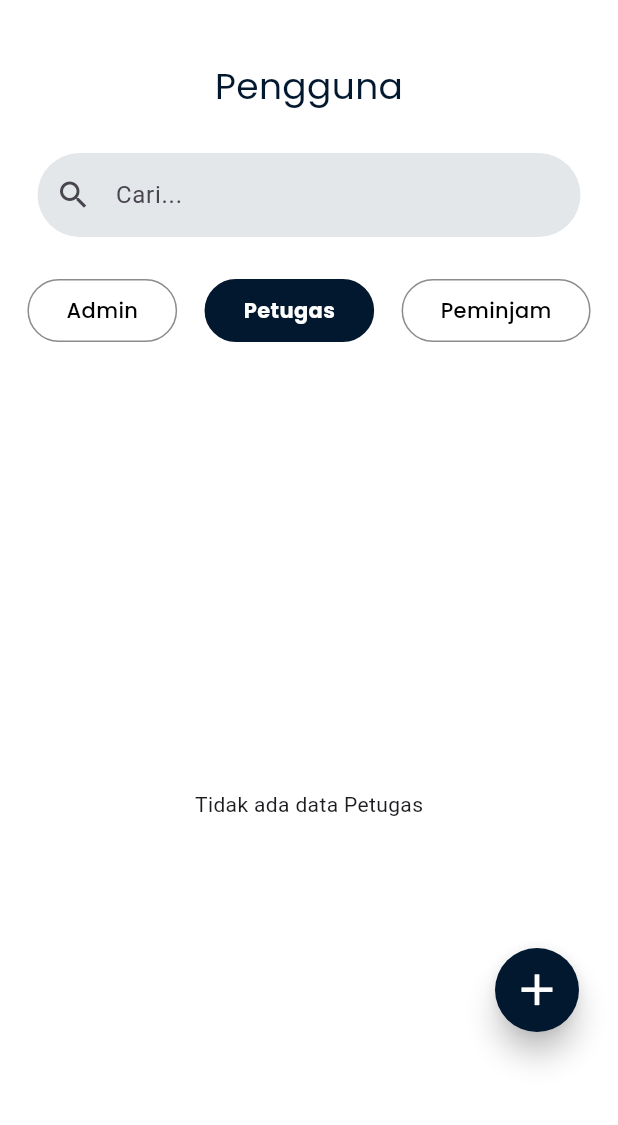
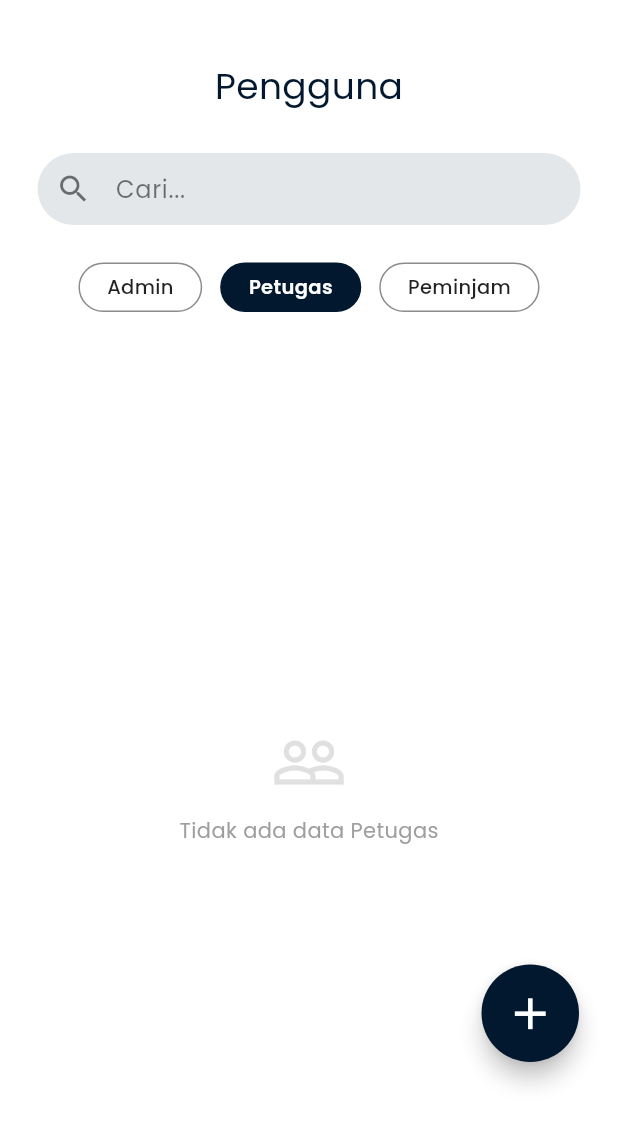
Before and after one commit to Adella0/LATIHAN_UKK, a Flutter app: the ListPenggunaScreen screen opened directly, on a phone screen of 412 x 824 dp. Shown: the top 1125 px of the screen. Run offline on Flutter 3.47's test engine with Material 3 defaults, Android fonts, the phone set to English and light mode, and no system bars; our stand-ins replace google_fonts, image_picker, supabase_flutter; accounts and stored records are empty.

Commit message:
update role admin

```diff
--- a/lib/features/admin/manage_user/List_pengguna.dart
+++ b/lib/features/admin/manage_user/List_pengguna.dart
@@ -2,6 +2,7 @@ import 'package:flutter/material.dart';
 import 'package:google_fonts/google_fonts.dart';
 import 'package:supabase_flutter/supabase_flutter.dart';
 import '../manage_user/tambah_pengguna.dart';
+import '../manage_user/Hapus_pengguna.dart';
 
 class ListPenggunaScreen extends StatefulWidget {
   const ListPenggunaScreen({super.key});
@@ -12,7 +13,7 @@ class ListPenggunaScreen extends StatefulWidget {
 
 class _ListPenggunaScreenState extends State<ListPenggunaScreen> {
   final supabase = Supabase.instance.client;
-  String selectedRole = "Petugas"; // Default filter seperti di gambar
+  String selectedRole = "Petugas"; // Default filter sesuai gambar
 
   @override
   Widget build(BuildContext context) {
@@ -22,13 +23,13 @@ class _ListPenggunaScreenState extends State<ListPenggunaScreen> {
         child: Column(
           children: [
             const SizedBox(height: 40),
-            // --- HEADER TENGAH ---
+            // --- HEADER ---
             Center(
               child: Text(
                 "Pengguna",
                 style: GoogleFonts.poppins(
                   fontSize: 24,
-                  fontWeight: FontWeight.w400, // Lebih tipis sesuai permintaan
+                  fontWeight: FontWeight.w400,
                   color: const Color(0xFF02182F),
                 ),
               ),
@@ -36,9 +37,9 @@ class _ListPenggunaScreenState extends State<ListPenggunaScreen> {
             const SizedBox(height: 28),
 
             _buildSearchBar(),
-            const SizedBox(height: 28),
+            const SizedBox(height: 25),
             _buildRoleFilter(),
-            const SizedBox(height: 20),
+            const SizedBox(height: 15),
 
             Expanded(child: _buildUserList()),
           ],
@@ -54,10 +55,15 @@ class _ListPenggunaScreenState extends State<ListPenggunaScreen> {
       child: TextField(
         decoration: InputDecoration(
           hintText: "Cari...",
-          prefixIcon: const Icon(Icons.search),
+          hintStyle: GoogleFonts.poppins(color: Colors.black54),
+          prefixIcon: const Icon(Icons.search, color: Colors.black54),
           filled: true,
           fillColor: const Color(0xFFC9D0D6).withOpacity(0.5),
-          border: OutlineInputBorder(borderRadius: BorderRadius.circular(30), borderSide: BorderSide.none),
+          contentPadding: const EdgeInsets.symmetric(vertical: 0),
+          border: OutlineInputBorder(
+            borderRadius: BorderRadius.circular(30),
+            borderSide: BorderSide.none
+          ),
         ),
       ),
     );
@@ -65,57 +71,79 @@ class _ListPenggunaScreenState extends State<ListPenggunaScreen> {
 
   Widget _buildRoleFilter() {
     List<String> roles = ["Admin", "Petugas", "Peminjam"];
-    return Row(
-      mainAxisAlignment: MainAxisAlignment.spaceEvenly,
+    return Padding(
+      padding: const EdgeInsets.symmetric(horizontal: 25),
+      child: Row(
+        mainAxisAlignment: MainAxisAlignment.center,
         children: roles.map((role) {
           bool isSelected = selectedRole == role;
           return GestureDetector(
             onTap: () => setState(() => selectedRole = role),
             child: Container(
-            padding: const EdgeInsets.symmetric(horizontal: 25, vertical: 10),
+              padding: const EdgeInsets.symmetric(horizontal: 18, vertical: 6),
+              margin: const EdgeInsets.symmetric(horizontal: 6),
               decoration: BoxDecoration(
                 color: isSelected ? const Color(0xFF02182F) : Colors.white,
-              borderRadius: BorderRadius.circular(25),
+                borderRadius: BorderRadius.circular(20),
                 border: Border.all(
                   color: isSelected ? const Color(0xFF02182F) : Colors.black45,
+                  width: 1,
                 ),
               ),
               child: Text(
                 role,
                 style: GoogleFonts.poppins(
-                color: isSelected ? Colors.white : Colors.black,
-                fontWeight: isSelected ? FontWeight.bold : FontWeight.w500,
-                fontSize: 14,
+                  color: isSelected ? Colors.white : Colors.black87,
+                  fontWeight: isSelected ? FontWeight.w600 : FontWeight.w500,
+                  fontSize: 13,
                 ),
               ),
             ),
           );
         }).toList(),
+      ),
     );
   }
 
   Widget _buildUserList() {
-    return StreamBuilder(
+    return StreamBuilder<List<Map<String, dynamic>>>(
       stream: supabase
           .from('users')
           .stream(primaryKey: ['id_user'])
           .order('nama'),
       builder: (context, snapshot) {
-        if (!snapshot.hasData) {
+        if (snapshot.connectionState == ConnectionState.waiting) {
           return const Center(child: CircularProgressIndicator());
         }
 
-        // Filter data berdasarkan role yang dipilih
-        final users = snapshot.data!.where((u) => u['role'] == selectedRole).toList();
+        if (snapshot.hasError) {
+          return Center(child: Text("Error: ${snapshot.error}"));
+        }
 
-        if (users.isEmpty) {
-          return Center(child: Text("Tidak ada data $selectedRole"));
+        final allUsers = snapshot.data ?? [];
+
+        final filteredUsers = allUsers.where((u) =>
+          (u['role'] ?? "").toString().toLowerCase() == selectedRole.toLowerCase()
+        ).toList();
+
+        if (filteredUsers.isEmpty) {
+          return Center(
+            child: Column(
+              mainAxisAlignment: MainAxisAlignment.center,
+              children: [
+                Icon(Icons.people_outline, size: 50, color: Colors.grey.shade300),
+                const SizedBox(height: 10),
+                Text("Tidak ada data $selectedRole",
+                  style: GoogleFonts.poppins(color: Colors.grey)),
+              ],
+            ),
+          );
         }
 
         return ListView.builder(
-          padding: const EdgeInsets.fromLTRB(30, 10, 30, 100),
-          itemCount: users.length,
-          itemBuilder: (context, index) => _buildUserCard(users[index]),
+          padding: const EdgeInsets.fromLTRB(25, 10, 25, 150),
+          itemCount: filteredUsers.length,
+          itemBuilder: (context, index) => _buildUserCard(filteredUsers[index]),
         );
       },
     );
@@ -123,45 +151,71 @@ class _ListPenggunaScreenState extends State<ListPenggunaScreen> {
 
   Widget _buildUserCard(Map<String, dynamic> user) {
     return Container(
-      margin: const EdgeInsets.only(bottom: 18),
-      padding: const EdgeInsets.symmetric(horizontal: 20, vertical: 15),
+      margin: const EdgeInsets.only(bottom: 15),
+      padding: const EdgeInsets.symmetric(horizontal: 15, vertical: 12),
       decoration: BoxDecoration(
         color: Colors.white,
         borderRadius: BorderRadius.circular(15),
         boxShadow: [
           BoxShadow(
-            color: Colors.black.withOpacity(0.1),
-            blurRadius: 10,
+            color: Colors.black.withOpacity(0.08),
+            blurRadius: 8,
             offset: const Offset(0, 4),
           ),
         ],
+        border: Border.all(color: Colors.grey.shade200),
       ),
       child: Row(
         children: [
-          const Icon(Icons.person, size: 35, color: Colors.black87),
+          const Icon(Icons.person, size: 35, color: Color(0xFF424242)),
           const SizedBox(width: 15),
+
           Expanded(
             child: Row(
               children: [
-                Text(
+                Flexible(
+                  child: Text(
                     user['nama'] ?? "User",
+                    overflow: TextOverflow.ellipsis,
                     style: GoogleFonts.poppins(
                       fontSize: 16,
-                    fontWeight: FontWeight.bold,
+                      fontWeight: FontWeight.w500,
                       color: const Color(0xFF02182F),
                     ),
                   ),
-                const SizedBox(width: 10),
+                ),
+                const SizedBox(width: 8),
                 _buildSmallBadge(user['role'] ?? ""),
               ],
             ),
           ),
-          // Ikon Aksi sesuai Gambar (Hapus & Edit)
+
           Row(
             children: [
-              const Icon(Icons.delete, color: Color(0xFFE52121), size: 22),
-              const SizedBox(width: 15),
-              const Icon(Icons.edit, color: Color(0xFF02182F), size: 22),
+              // TOMBOL HAPUS - Memanggil dialog dari file Hapus_pengguna.dart
+              IconButton(
+                onPressed: () {
+                  showDialog(
+                    context: context,
+                    builder: (context) =>HapusPenggunaDialog(
+                    idUser: user['id_user'].toString(), // Tambahkan .toString() untuk jaga-jaga
+                    nama: user['nama'] ?? "User",
+                  )
+                  );
+                },
+                icon: const Icon(Icons.delete, color: Color(0xFFE52121), size: 22),
+                constraints: const BoxConstraints(),
+                padding: const EdgeInsets.symmetric(horizontal: 8),
+              ),
+              // TOMBOL EDIT
+              IconButton(
+                onPressed: () {
+                   // Logika edit bisa ditambahkan di sini nanti
+                },
+                icon: const Icon(Icons.edit_outlined, color: Color(0xFF02182F), size: 22),
+                constraints: const BoxConstraints(),
+                padding: const EdgeInsets.only(left: 8),
+              ),
             ],
           ),
         ],
@@ -171,35 +225,41 @@ class _ListPenggunaScreenState extends State<ListPenggunaScreen> {
 
   Widget _buildSmallBadge(String role) {
     return Container(
-      padding: const EdgeInsets.symmetric(horizontal: 8, vertical: 2),
+      padding: const EdgeInsets.symmetric(horizontal: 8, vertical: 3),
       decoration: BoxDecoration(
         color: const Color(0xFF02182F),
         borderRadius: BorderRadius.circular(10),
       ),
       child: Text(
         role,
-        style: const TextStyle(color: Colors.white, fontSize: 8, fontWeight: FontWeight.bold),
+        style: const TextStyle(
+          color: Colors.white,
+          fontSize: 8,
+          fontWeight: FontWeight.bold
+        ),
       ),
     );
   }
 
   Widget _buildFabCustom() {
     return Padding(
-    // Nilai bottom ditambah agar posisi tombol lebih naik ke atas
-    padding: const EdgeInsets.only(bottom: 120, right: 10),
+      padding: const EdgeInsets.only(bottom: 100, right: 10),
+      child: SizedBox(
+        width: 65,
+        height: 65,
         child: FloatingActionButton(
           onPressed: () {
             showDialog(
               context: context,
-          // barrierColor memberikan efek latar belakang redup (abu-abu transparan)
               barrierColor: Colors.black.withOpacity(0.5),
               builder: (context) => const TambahPenggunaDialog(),
             );
           },
           backgroundColor: const Color(0xFF02182F),
-      elevation: 8,
+          elevation: 6,
           shape: const CircleBorder(),
           child: const Icon(Icons.add, color: Colors.white, size: 35),
+        ),
       ),
     );
   }
```
Also changed, not shown: lib/features/admin/manage_alat/list_alat_screen.dart (+47 -9 lines), lib/features/admin/manage_alat/tambah_alat.dart (+153 -143 lines), lib/features/admin/manage_alat/tambah_kategori.dart (+112 -22 lines), lib/features/admin/manage_user/Hapus_pengguna.dart (+96 -0 lines), pubspec.yaml (+5 -3 lines), pubspec.lock, 5 other files. Lines whose indentation alone changed are shown as unchanged.
